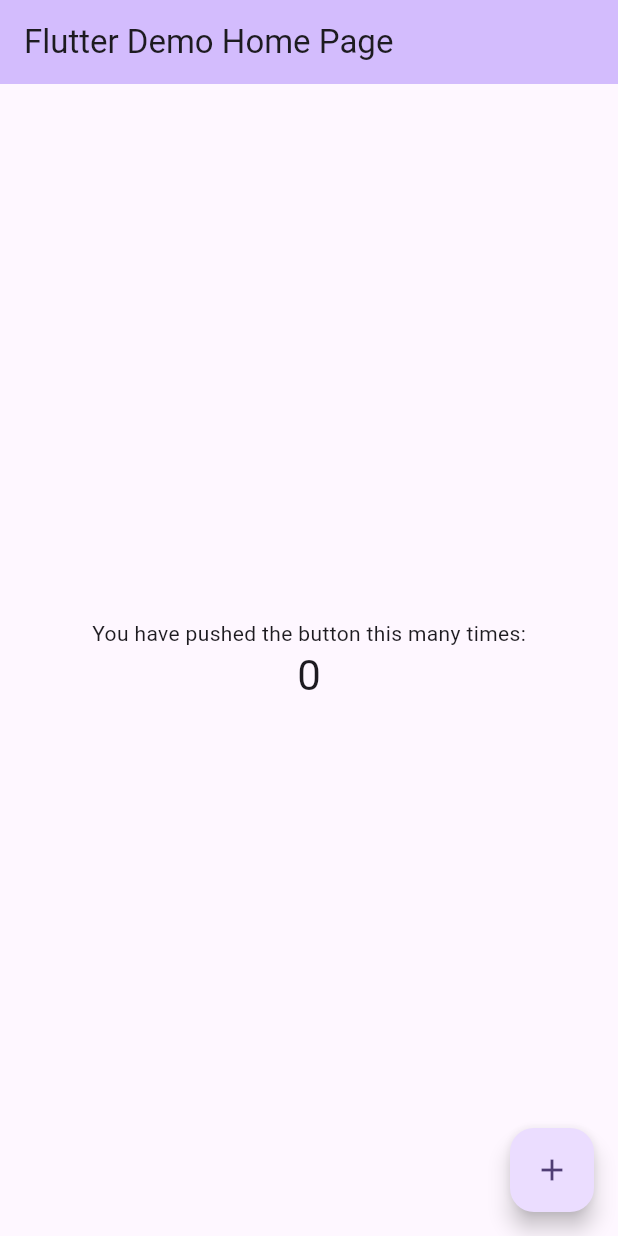
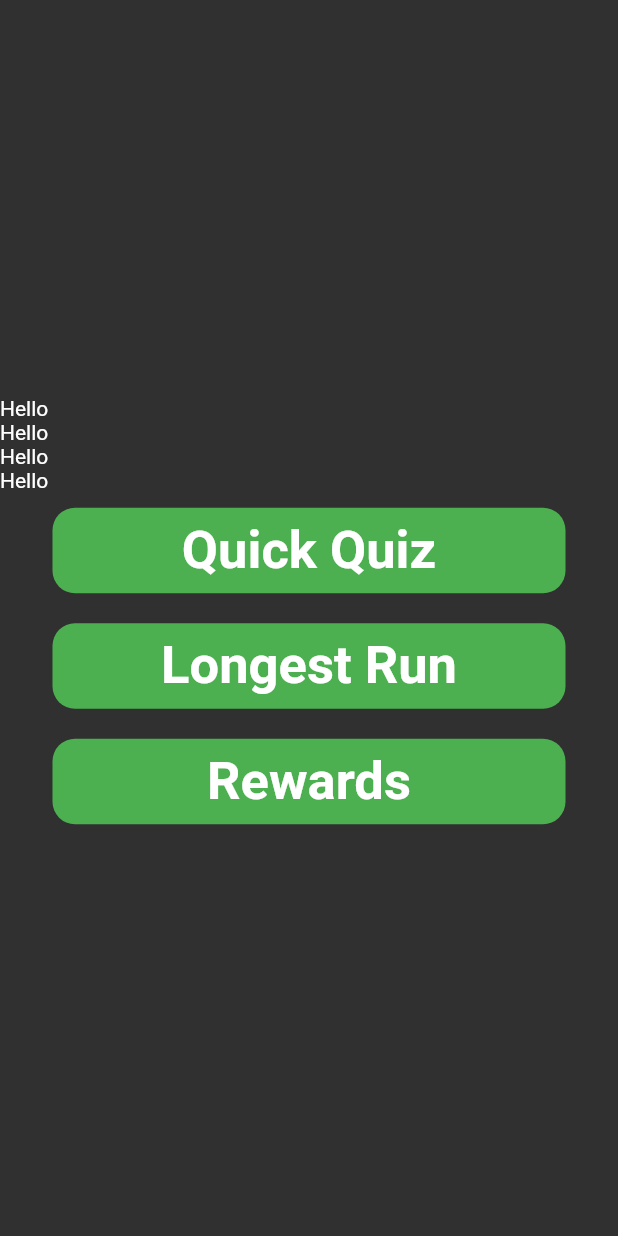
Before and after one commit to Keyzo-Gakiya/kg_quiz_game, a Flutter app: the screen it shows after launch, on a phone screen of 412 x 824 dp. Run offline on Flutter 3.47's test engine with Material 2 defaults, Android fonts, the phone set to English and light mode, and no system bars.

Commit message:
Added Main Menu Buttons with modified shape

```diff
--- a/lib/main.dart
+++ b/lib/main.dart
@@ -1,125 +1,77 @@
 import 'package:flutter/material.dart';
+import 'resources/constants.dart';
 
 void main() {
-  runApp(const MyApp());
+  runApp(const Menu());
 }
 
-class MyApp extends StatelessWidget {
-  const MyApp({super.key});
+class Menu extends StatelessWidget {
+  const Menu({super.key});
 
   // This widget is the root of your application.
   @override
   Widget build(BuildContext context) {
     return MaterialApp(
-      title: 'Flutter Demo',
-      theme: ThemeData(
-        // This is the theme of your application.
-        //
-        // TRY THIS: Try running your application with "flutter run". You'll see
-        // the application has a blue toolbar. Then, without quitting the app,
-        // try changing the seedColor in the colorScheme below to Colors.green
-        // and then invoke "hot reload" (save your changes or press the "hot
-        // reload" button in a Flutter-supported IDE, or press "r" if you used
-        // the command line to start the app).
-        //
-        // Notice that the counter didn't reset back to zero; the application
-        // state is not lost during the reload. To reset the state, use hot
-        // restart instead.
-        //
-        // This works for code too, not just values: Most code changes can be
-        // tested with just a hot reload.
-        colorScheme: ColorScheme.fromSeed(seedColor: Colors.deepPurple),
-        useMaterial3: true,
-      ),
-      home: const MyHomePage(title: 'Flutter Demo Home Page'),
+      theme: ThemeData.dark(),
+      home: const MainMenu(),
     );
   }
 }
 
-class MyHomePage extends StatefulWidget {
-  const MyHomePage({super.key, required this.title});
-
-  // This widget is the home page of your application. It is stateful, meaning
-  // that it has a State object (defined below) that contains fields that affect
-  // how it looks.
-
-  // This class is the configuration for the state. It holds the values (in this
-  // case the title) provided by the parent (in this case the App widget) and
-  // used by the build method of the State. Fields in a Widget subclass are
-  // always marked "final".
-
-  final String title;
+class MainMenu extends StatefulWidget {
+  const MainMenu({super.key});
 
   @override
-  State<MyHomePage> createState() => _MyHomePageState();
+  State<MainMenu> createState() => _MainMenuState();
 }
 
-class _MyHomePageState extends State<MyHomePage> {
-  int _counter = 0;
+class _MainMenuState extends State<MainMenu> {
+  @override
+  Widget build(BuildContext context) {
+    return const Material(
+      child: SafeArea(
+        child: Column(
+          mainAxisAlignment: MainAxisAlignment.center,
+          crossAxisAlignment: CrossAxisAlignment.stretch,
+          children: [
+            Text('Hello'),
+            Text('Hello'),
+            Text('Hello'),
+            Text('Hello'),
+            MainMenuButton(buttonText: 'Quick Quiz'),
+            MainMenuButton(buttonText: 'Longest Run'),
+            MainMenuButton(buttonText: 'Rewards'),
+          ],
+        ),
+      ),
+    );
+  }
+}
 
-  void _incrementCounter() {
-    setState(() {
-      // This call to setState tells the Flutter framework that something has
-      // changed in this State, which causes it to rerun the build method below
-      // so that the display can reflect the updated values. If we changed
-      // _counter without calling setState(), then the build method would not be
-      // called again, and so nothing would appear to happen.
-      _counter++;
-    });
-  }
+class MainMenuButton extends StatelessWidget {
+  final String buttonText;
+
+  const MainMenuButton({super.key, required this.buttonText});
 
   @override
   Widget build(BuildContext context) {
-    // This method is rerun every time setState is called, for instance as done
-    // by the _incrementCounter method above.
-    //
-    // The Flutter framework has been optimized to make rerunning build methods
-    // fast, so that you can just rebuild anything that needs updating rather
-    // than having to individually change instances of widgets.
-    return Scaffold(
-      appBar: AppBar(
-        // TRY THIS: Try changing the color here to a specific color (to
-        // Colors.amber, perhaps?) and trigger a hot reload to see the AppBar
-        // change color while the other colors stay the same.
-        backgroundColor: Theme.of(context).colorScheme.inversePrimary,
-        // Here we take the value from the MyHomePage object that was created by
-        // the App.build method, and use it to set our appbar title.
-        title: Text(widget.title),
-      ),
-      body: Center(
-        // Center is a layout widget. It takes a single child and positions it
-        // in the middle of the parent.
-        child: Column(
-          // Column is also a layout widget. It takes a list of children and
-          // arranges them vertically. By default, it sizes itself to fit its
-          // children horizontally, and tries to be as tall as its parent.
-          //
-          // Column has various properties to control how it sizes itself and
-          // how it positions its children. Here we use mainAxisAlignment to
-          // center the children vertically; the main axis here is the vertical
-          // axis because Columns are vertical (the cross axis would be
-          // horizontal).
-          //
-          // TRY THIS: Invoke "debug painting" (choose the "Toggle Debug Paint"
-          // action in the IDE, or press "p" in the console), to see the
-          // wireframe for each widget.
-          mainAxisAlignment: MainAxisAlignment.center,
-          children: <Widget>[
-            const Text(
-              'You have pushed the button this many times:',
+    return Padding(
+      padding: const EdgeInsets.fromLTRB(35.0, 10.0, 35.0, 10.0),
+      child: TextButton(
+        onPressed: () {},
+        style: ButtonStyle(
+          shape: MaterialStateProperty.all(
+            RoundedRectangleBorder(
+              borderRadius: BorderRadius.circular(15.0),
             ),
-            Text(
-              '$_counter',
-              style: Theme.of(context).textTheme.headlineMedium,
-            ),
-          ],
+          ),
+          backgroundColor: MaterialStateProperty.all(Colors.green),
+        ),
+        child: Text(
+          buttonText,
+          style: kMenuButtonTextStyle,
         ),
       ),
-      floatingActionButton: FloatingActionButton(
-        onPressed: _incrementCounter,
-        tooltip: 'Increment',
-        child: const Icon(Icons.add),
-      ), // This trailing comma makes auto-formatting nicer for build methods.
     );
   }
-}
+} // class _MainMenuState
--- /dev/null
+++ b/lib/resources/constants.dart
@@ -0,0 +1,7 @@
+import 'package:flutter/material.dart';
+
+const TextStyle kMenuButtonTextStyle = TextStyle(
+  fontSize: 35.0,
+  color: Colors.white,
+  fontWeight: FontWeight.w600,
+);
```
Also changed, not shown: 1 other file.
